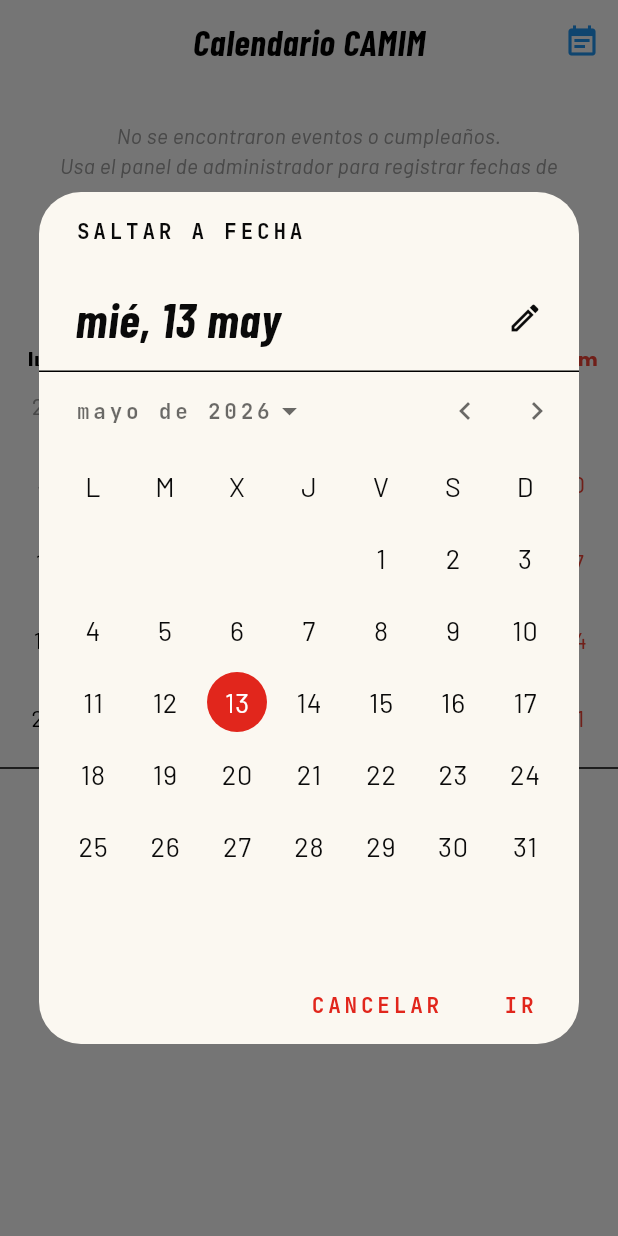
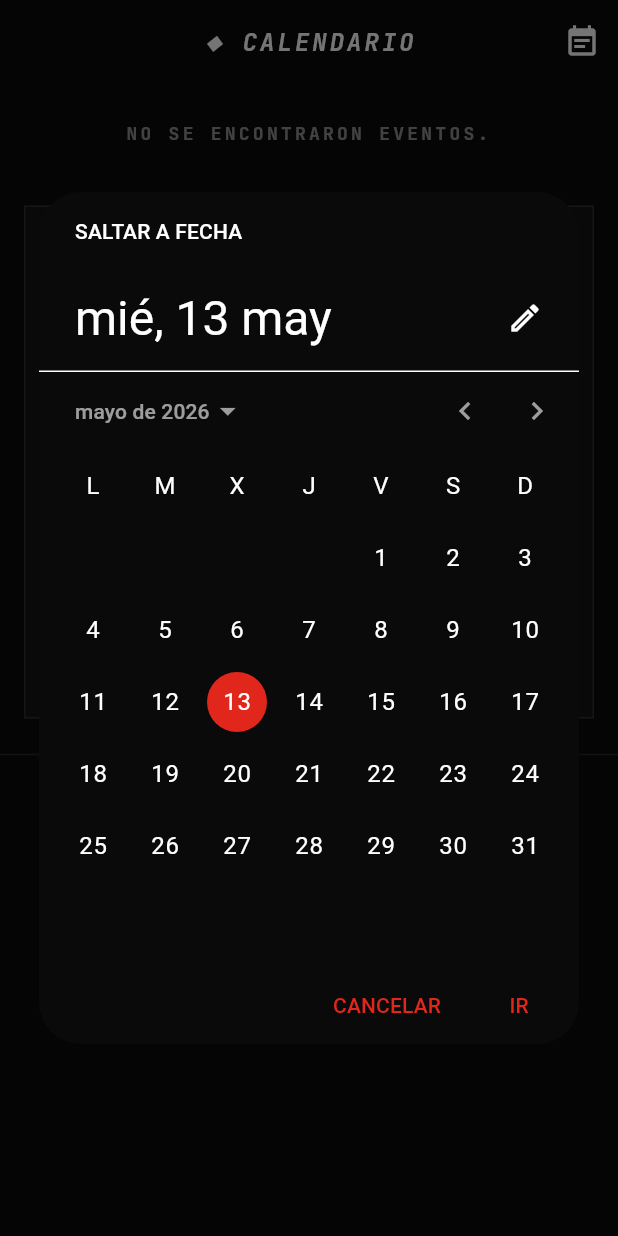
Before and after one commit to agenceaura/camim_app, a Flutter app: the AppCalendarScreen screen opened by its route, after a tap on the "event note" icon, on a phone screen of 412 x 824 dp. Run offline on Flutter 3.47's test engine with Material 3 defaults, Android fonts, the phone set to English and light mode, and no system bars; drawn by our look-alikes of table_calendar; our stand-ins replace flutter_local_notifications, flutter_map, go_router, google_fonts, image_picker, latlong2 and 2 more; missing offline and left inert: dart:html, mobile_scanner; accounts and stored records are empty.

Commit message:
chore: apply Tierra Colorada branding to AppCalendarScreen

```diff
--- a/lib/screens/birthday_calendar_screen.dart
+++ b/lib/screens/birthday_calendar_screen.dart
@@ -1,6 +1,7 @@
 import 'package:flutter/material.dart';
 import 'package:supabase_flutter/supabase_flutter.dart';
 import 'package:table_calendar/table_calendar.dart';
+import '../theme/app_theme.dart';
 
 class AppCalendarScreen extends StatefulWidget {
   const AppCalendarScreen({super.key});
@@ -140,6 +141,20 @@ class _AppCalendarScreenState extends State<AppCalendarScreen> {
       helpText: 'SALTAR A FECHA',
       cancelText: 'CANCELAR',
       confirmText: 'IR',
+      builder: (context, child) {
+        return Theme(
+          data: ThemeData.dark().copyWith(
+            colorScheme: const ColorScheme.dark(
+              primary: AppTheme.camimRed,
+              onPrimary: Colors.white,
+              surface: AppTheme.camimInk,
+              onSurface: Colors.white,
+            ),
+            dialogBackgroundColor: AppTheme.camimInk,
+          ),
+          child: child!,
+        );
+      },
     );
     if (picked != null) {
       setState(() {
@@ -152,34 +167,40 @@ class _AppCalendarScreenState extends State<AppCalendarScreen> {
   @override
   Widget build(BuildContext context) {
     return Scaffold(
-      backgroundColor: Colors.white,
+      backgroundColor: AppTheme.camimInk,
       appBar: AppBar(
-        title: const Text('Calendario CAMIM', style: TextStyle(color: Colors.black, fontWeight: FontWeight.bold)),
-        backgroundColor: Colors.white,
+        title: Text('◆ CALENDARIO', style: AppTheme.dataFont(color: Colors.white, fontSize: 16).copyWith(letterSpacing: 2)),
+        backgroundColor: AppTheme.camimInk,
         elevation: 0,
-        iconTheme: const IconThemeData(color: Colors.black),
+        iconTheme: const IconThemeData(color: Colors.white),
         actions: [
           IconButton(
-            icon: const Icon(Icons.event_note, color: Colors.blue),
+            icon: const Icon(Icons.event_note, color: Colors.white),
             onPressed: _selectYear,
             tooltip: 'Ir a fecha/año',
           ),
         ],
       ),
       body: _isLoading
-        ? const Center(child: CircularProgressIndicator())
+        ? const Center(child: CircularProgressIndicator(color: AppTheme.camimRed))
         : Column(
             children: [
               if (!_isLoading && _birthdayData.isEmpty && _raceData.isEmpty)
-                const Padding(
-                  padding: EdgeInsets.all(24.0),
+                Padding(
+                  padding: const EdgeInsets.all(24.0),
                   child: Text(
-                    'No se encontraron eventos o cumpleaños.\nUsa el panel de administrador para registrar fechas de carrera.',
+                    'NO SE ENCONTRARON EVENTOS.',
                     textAlign: TextAlign.center,
-                    style: TextStyle(fontSize: 14, color: Colors.grey, fontStyle: FontStyle.italic),
+                    style: AppTheme.dataFont(fontSize: 12, color: Colors.white54),
                   ),
                 ),
-              TableCalendar(
+              Container(
+                margin: const EdgeInsets.all(16),
+                decoration: BoxDecoration(
+                  color: AppTheme.camimAsh,
+                  border: Border.all(color: Colors.white12),
+                ),
+                child: TableCalendar(
                   locale: 'es_ES',
                   firstDay: DateTime.utc(DateTime.now().year - 1, 1, 1),
                   lastDay: DateTime.utc(DateTime.now().year + 5, 12, 31),
@@ -198,26 +219,27 @@ class _AppCalendarScreenState extends State<AppCalendarScreen> {
                   },
                   eventLoader: _getEventsForDay,
                   calendarStyle: CalendarStyle(
-                  markerDecoration: const BoxDecoration(color: Colors.red, shape: BoxShape.circle),
-                  todayDecoration: BoxDecoration(color: Colors.red.withOpacity(0.3), shape: BoxShape.circle),
-                  selectedDecoration: const BoxDecoration(color: Colors.black, shape: BoxShape.circle),
-                  defaultTextStyle: const TextStyle(color: Colors.black), // Números en negro
-                  weekendTextStyle: const TextStyle(color: Colors.red), // Fines de semana en rojo
-                  outsideTextStyle: const TextStyle(color: Colors.grey),
+                    markerDecoration: const BoxDecoration(color: Colors.lightBlueAccent, shape: BoxShape.rectangle),
+                    todayDecoration: BoxDecoration(color: Colors.white12, shape: BoxShape.rectangle),
+                    selectedDecoration: const BoxDecoration(color: AppTheme.camimRed, shape: BoxShape.rectangle),
+                    defaultTextStyle: AppTheme.dataFont(color: Colors.white), // Números en blanco
+                    weekendTextStyle: AppTheme.dataFont(color: AppTheme.camimRed), // Fines de semana en rojo
+                    outsideTextStyle: AppTheme.dataFont(color: Colors.white38),
                   ),
-                daysOfWeekStyle: const DaysOfWeekStyle(
-                  weekdayStyle: TextStyle(color: Colors.black, fontWeight: FontWeight.bold),
-                  weekendStyle: TextStyle(color: Colors.red, fontWeight: FontWeight.bold),
+                  daysOfWeekStyle: DaysOfWeekStyle(
+                    weekdayStyle: AppTheme.dataFont(color: Colors.white, fontSize: 10),
+                    weekendStyle: AppTheme.dataFont(color: AppTheme.camimRed, fontSize: 10),
                   ),
-                headerStyle: const HeaderStyle(
+                  headerStyle: HeaderStyle(
                     formatButtonVisible: false,
                     titleCentered: true,
-                  titleTextStyle: TextStyle(fontWeight: FontWeight.bold, fontSize: 18, color: Colors.black),
-                  leftChevronIcon: Icon(Icons.chevron_left, color: Colors.black),
-                  rightChevronIcon: Icon(Icons.chevron_right, color: Colors.black),
+                    titleTextStyle: AppTheme.dataFont(fontSize: 16, color: Colors.white),
+                    leftChevronIcon: const Icon(Icons.chevron_left, color: Colors.white),
+                    rightChevronIcon: const Icon(Icons.chevron_right, color: Colors.white),
                   ),
                 ),
-              const Divider(),
+              ),
+              const Divider(color: Colors.white12),
               Expanded(
                 child: _buildDayDetails(),
               ),
@@ -230,7 +252,7 @@ class _AppCalendarScreenState extends State<AppCalendarScreen> {
     final items = _getEventsForDay(_selectedDay!);
 
     if (items.isEmpty) {
-      return const Center(child: Text('No hay eventos este día.', style: TextStyle(color: Colors.grey)));
+      return Center(child: Text('NO HAY EVENTOS ESTE DÍA.', style: AppTheme.dataFont(color: Colors.white54, fontSize: 12)));
     }
 
     return ListView.builder(
@@ -241,29 +263,33 @@ class _AppCalendarScreenState extends State<AppCalendarScreen> {
         final isBirthday = item['calendarType'] == 'birthday';
 
         if (isBirthday) {
-          final name = '${item['first_name']} ${item['last_name']}';
+          final name = '${item['first_name']} ${item['last_name']}'.toUpperCase();
           final photo = item['photo_url'];
           return Container(
             margin: const EdgeInsets.only(bottom: 12),
-            padding: const EdgeInsets.all(12),
+            padding: const EdgeInsets.all(16),
             decoration: BoxDecoration(
-              color: Colors.grey[50],
-              borderRadius: BorderRadius.circular(16),
-              border: Border.all(color: Colors.grey[200]!),
+              color: AppTheme.camimAsh,
+              border: Border.all(color: Colors.white12),
             ),
             child: Row(
               children: [
-                CircleAvatar(
-                  backgroundImage: photo != null ? NetworkImage(photo) : null,
-                  child: photo == null ? const Icon(Icons.person) : null,
+                Container(
+                  width: 40, height: 40,
+                  decoration: BoxDecoration(
+                    color: Colors.white10,
+                    image: photo != null ? DecorationImage(image: NetworkImage(photo), fit: BoxFit.cover) : null,
+                  ),
+                  child: photo == null ? const Icon(Icons.person, color: Colors.white30) : null,
                 ),
                 const SizedBox(width: 16),
                 Expanded(
                   child: Column(
                     crossAxisAlignment: CrossAxisAlignment.start,
                     children: [
-                      Text(name, style: const TextStyle(fontWeight: FontWeight.bold, fontSize: 16)),
-                      const Text('¡Feliz Cumpleaños! 🎂', style: TextStyle(color: Colors.red, fontSize: 12, fontWeight: FontWeight.w600)),
+                      Text(name, style: AppTheme.dataFont(color: Colors.white, fontSize: 14)),
+                      const SizedBox(height: 4),
+                      Text('¡CUMPLEAÑOS! 🎉', style: AppTheme.dataFont(color: AppTheme.camimRed, fontSize: 10)),
                     ],
                   ),
                 ),
@@ -276,21 +302,25 @@ class _AppCalendarScreenState extends State<AppCalendarScreen> {
             margin: const EdgeInsets.only(bottom: 12),
             padding: const EdgeInsets.all(16),
             decoration: BoxDecoration(
-              color: Colors.black,
-              borderRadius: BorderRadius.circular(16),
+              color: AppTheme.camimAsh,
+              border: const Border(left: BorderSide(color: AppTheme.camimRed, width: 4)),
             ),
             child: Row(
               children: [
-                const Icon(Icons.flag, color: Colors.white, size: 30),
+                const Icon(Icons.sports_score, color: Colors.white, size: 30),
                 const SizedBox(width: 16),
                 Expanded(
                   child: Column(
                     crossAxisAlignment: CrossAxisAlignment.start,
                     children: [
-                      Text(item['title'] ?? 'Carrera', style: const TextStyle(color: Colors.white, fontWeight: FontWeight.bold, fontSize: 16)),
-                      Text(item['subtitle'] ?? '', style: const TextStyle(color: Colors.red, fontSize: 12, fontWeight: FontWeight.bold)),
+                      Text(item['title']?.toString().toUpperCase() ?? 'CARRERA', style: AppTheme.dataFont(color: Colors.white, fontSize: 14)),
+                      const SizedBox(height: 4),
+                      Text(item['subtitle']?.toString().toUpperCase() ?? '', style: AppTheme.dataFont(color: AppTheme.camimRed, fontSize: 10)),
                       if (item['days_text'] != null)
-                        Text(item['days_text'], style: const TextStyle(color: Colors.grey, fontSize: 12)),
+                        Padding(
+                          padding: const EdgeInsets.top(4.0),
+                          child: Text(item['days_text'].toString().toUpperCase(), style: AppTheme.dataFont(color: Colors.white54, fontSize: 10)),
+                        ),
                     ],
                   ),
                 ),
```
Lines whose indentation alone changed are shown as unchanged.
